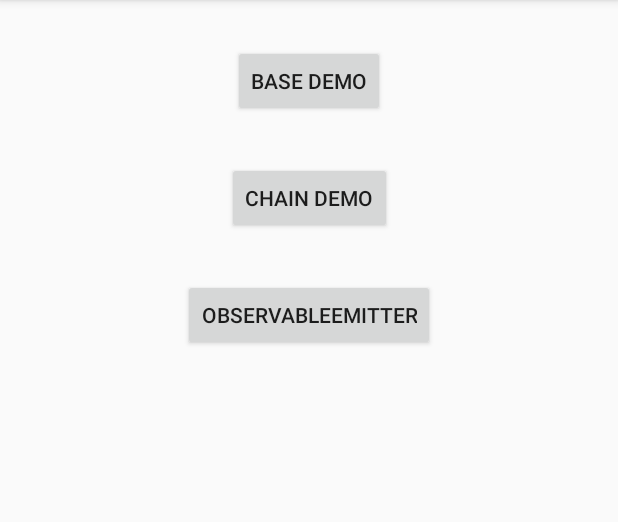
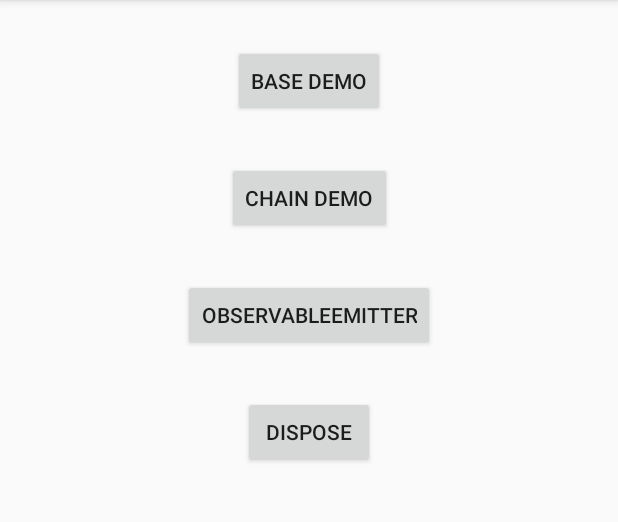
Before and after one commit to lizhen0211/Android_Rx_Java_2_Sample, an Android app: the SimpleDemoActivity screen opened directly, with no data from a screen before it, on a phone screen of 412 x 824 dp, the part 84-606 px from its top. Run offline under Robolectric (Android 15) with nearby library versions, the phone set to English and light mode, and no system bars; our stand-ins replace RxJava.

```diff
--- a/app/src/main/res/layout/activity_simple_demo.xml
+++ b/app/src/main/res/layout/activity_simple_demo.xml
@@ -38,4 +38,15 @@
         app:layout_constraintLeft_toLeftOf="parent"
         app:layout_constraintRight_toRightOf="parent"
         app:layout_constraintTop_toBottomOf="@id/chain_model_btn" />
+
+    <Button
+        android:id="@+id/dispose_btn"
+        android:layout_width="wrap_content"
+        android:layout_height="wrap_content"
+        android:layout_marginTop="30dp"
+        android:onClick="onDisposeClick"
+        android:text="dispose"
+        app:layout_constraintLeft_toLeftOf="parent"
+        app:layout_constraintRight_toRightOf="parent"
+        app:layout_constraintTop_toBottomOf="@id/emitter_btn" />
 </android.support.constraint.ConstraintLayout>
```
Also changed, not shown: app/src/main/java/com/lz/android_rxjava2_sample/SimpleDemoActivity.java (+52 -1 lines).
